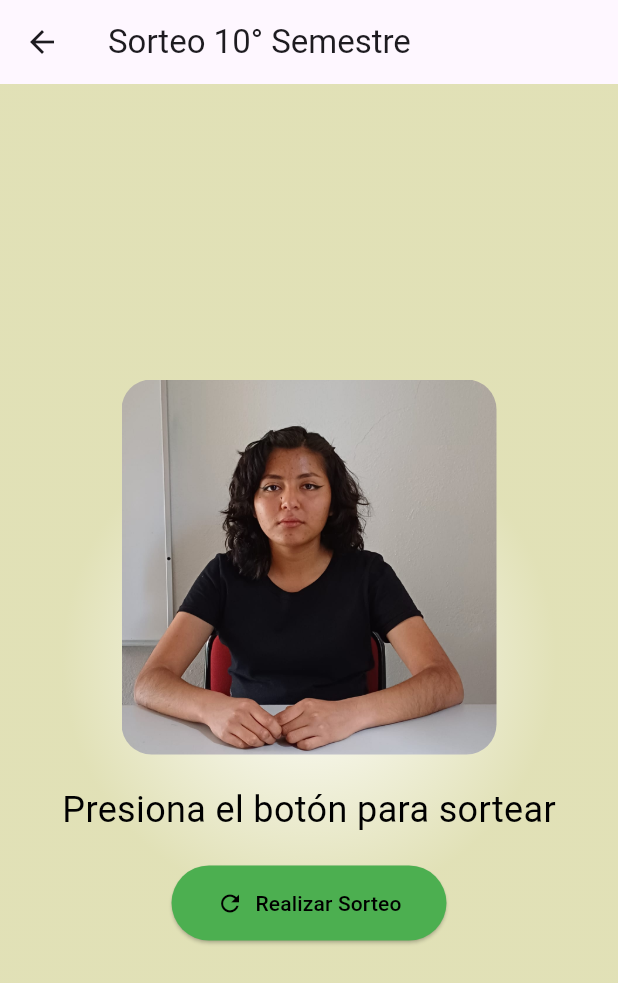
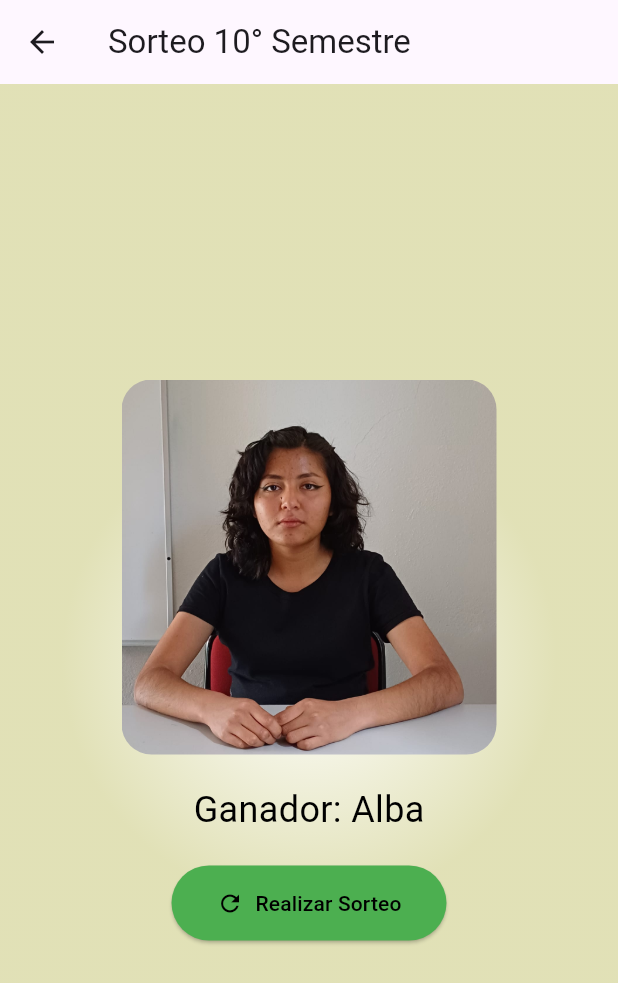
Before and after one commit to EdenMCa/ExamenSegundoParcial_PDM, a Flutter app: the DecimoSemestre screen opened directly, after a tap on "Realizar Sorteo", on a phone screen of 412 x 824 dp. Shown: the top 983 px of the screen. Run offline on Flutter 3.47's test engine with Material 3 defaults, Android fonts, the phone set to English and light mode, and no system bars.

Commit message:
La lógica para seleccionar el ganador ya es correcta

```diff
--- a/examen_segundo_parcial/lib/modelos/alumnos.dart
+++ /dev/null
@@ -1,15 +0,0 @@
-// Datos de alumnos por semestre
-class DatosAlumnos {
-  static final Map<int, List<String>> alumnosPorSemestre = {
-    2: ['Albert', 'Kevin', 'Elton','Diana', 'Eden', 'Amelia','Elias'],
-    4: ['Addi', 'Bryan', 'Hector', 'Juan', 'Rebeca', 'Patricia', 'Rosalinda', 'Galilea', 'Jennifer', 'Alberto', 'Yamileth'],
-    6: ['Pedro Ramírez', 'Laura Castro', 'Miguel Torres'],
-    8: ['Elena Díaz', 'Fernando Ortega', 'Silvia Vargas'],
-    10: ['Roberto López', 'María Martínez', 'Adriana Ruiz'],
-  };
-
-  // Método para obtener alumnos por semestre
-  static List<String> obtenerAlumnos(int semestre) {
-    return alumnosPorSemestre[semestre] ?? [];
-  }
-}
--- a/examen_segundo_parcial/lib/pantallas/sorteos/decimo_semestre.dart
+++ b/examen_segundo_parcial/lib/pantallas/sorteos/decimo_semestre.dart
@@ -1,6 +1,5 @@
 import 'package:flutter/material.dart';
 import 'dart:math';
-import 'package:examen_segundo_parcial/modelos/alumnos.dart';
 
 class DecimoSemestre extends StatefulWidget {
   const DecimoSemestre({super.key});
@@ -12,42 +11,46 @@ class DecimoSemestre extends StatefulWidget {
 class _DecimoSemestreState extends State<DecimoSemestre> {
   late List<String> alumnos;
   String _ganador = '';
+  var _i = 1;
   var _rutaImagen = 'assets/images/decimo_semestre/decimo_1.jpeg';
   bool _estaAnimado = false;
+
+  final List<String> _nombreAlumnos = [
+    'Alba',
+    'Adair',
+  ];
 
   @override
   void initState() {
     super.initState();
-    alumnos = DatosAlumnos.obtenerAlumnos(2); // Semestre 2
-    _cargarImagenesSemestre();
-  }
-
-  void _cargarImagenesSemestre() {
-    // Puedes cargar aquí imágenes específicas para segundo semestre
-    _rutaImagen = 'assets/images/decimo_semestre/decimo_1.jpeg';
   }
 
   Future<void> _realizarSorteo() async {
     if (!_estaAnimado) {
       _estaAnimado = true;
 
-      // Animación con imágenes específicas de segundo semestre
-      final imagenes = [
+      List<String> listaRutas = [
         'assets/images/decimo_semestre/decimo_1.jpeg',
-        'assets/images/decimo_semestre/decimo_2.jpeg'
+        'assets/images/decimo_semestre/decimo_2.jpeg',
       ];
 
-      for (var i = 0; i < 10; i++) {
+      // Variable que indica cuando dura la animación de movimiento entre imágenes.
+      var duracion = const Duration(milliseconds: 200);
+
+      for (var cara in listaRutas) {
         setState(() {
-          _rutaImagen = imagenes[Random().nextInt(imagenes.length)];
+          _rutaImagen = cara;
         });
-        await Future.delayed(const Duration(milliseconds: 200));
+        await Future.delayed(duracion);
       }
 
+      // Aquí se realiza la lógica para mostrar la imagen aleatoria.
       setState(() {
-        _ganador = alumnos[Random().nextInt(alumnos.length)];
-        _estaAnimado = false;
+        _i = Random().nextInt(2) + 1; // La función Random asigna un número aleatorio a _i.
+        _rutaImagen = 'assets/images/decimo_semestre/decimo_$_i.jpeg'; // El número aleatorio se agrega a la ruta de la imagen y se guarda en _rutaCara.
+        _ganador = _nombreAlumnos[_i-1];
       });
+      _estaAnimado = false;
     }
   }
 
```
Also changed, not shown: examen_segundo_parcial/lib/pantallas/sorteos/cuarto_semestre.dart (+31 -15 lines).
